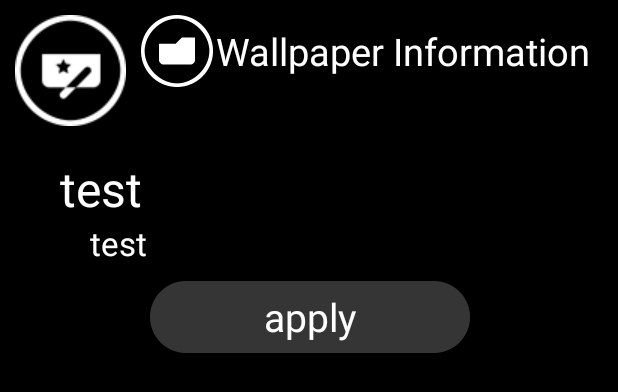
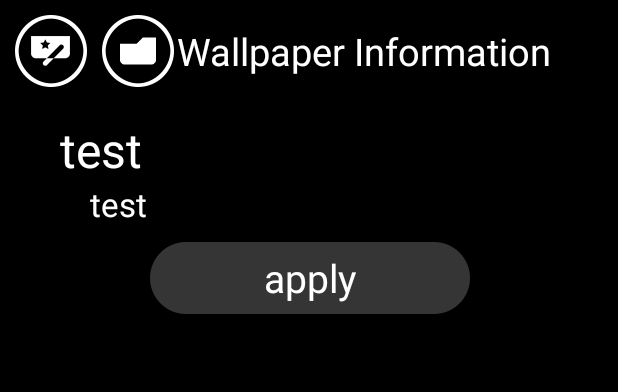
Before and after one commit to fengjw1/WallpaperMarket, an Android app: the layout activity_info.xml on its own in the app's theme, with its tools: preview values and no code run, on a phone screen of 412 x 824 dp. Shown: the top 392 px of the screen. Run offline under Robolectric (Android 15) with nearby library versions, the phone set to English and light mode, and no system bars.

Commit message:
V1.0_10  change the InfoActivity top bar icon size.

```diff
--- a/app/src/main/res/layout/activity_info.xml
+++ b/app/src/main/res/layout/activity_info.xml
@@ -26,12 +26,19 @@
             android:clickable="true"
             android:gravity="center">
             <ImageView
-                android:id="@+id/info_top_home_iv"
+                android:id="@+id/info_top_home_iv1"
                 android:layout_width="wrap_content"
                 android:layout_height="wrap_content"
                 android:scaleType="fitXY"
                 android:layout_centerInParent="true"
-                android:background="@drawable/wallpaper_market_icon"/>
+                android:background="@drawable/top_circle_white"/>
+            <ImageView
+                android:id="@+id/info_top_home_iv2"
+                android:layout_width="wrap_content"
+                android:layout_height="wrap_content"
+                android:scaleType="fitXY"
+                android:layout_centerInParent="true"
+                android:background="@drawable/theme_market_a"/>
         </RelativeLayout>
 
         <RelativeLayout
```
Also changed, not shown: app/src/main/java/com/ktc/wallpapermarket/ui/InfoActivity.java (+7 -4 lines), app/src/main/res/drawable-hdpi/theme_market_a.png (added), app/src/main/res/drawable-hdpi/theme_market_hl.png (added).
